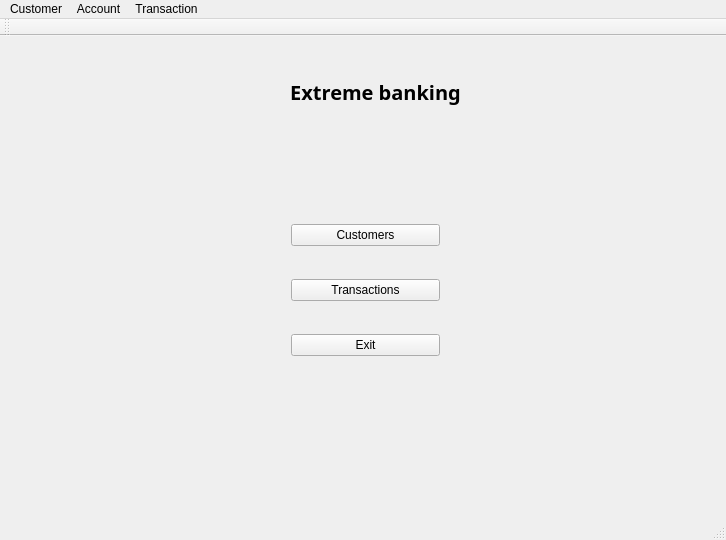
First picture: the form in mainwindow.ui, repository jonathansaetre/BankSystem, before the edit.
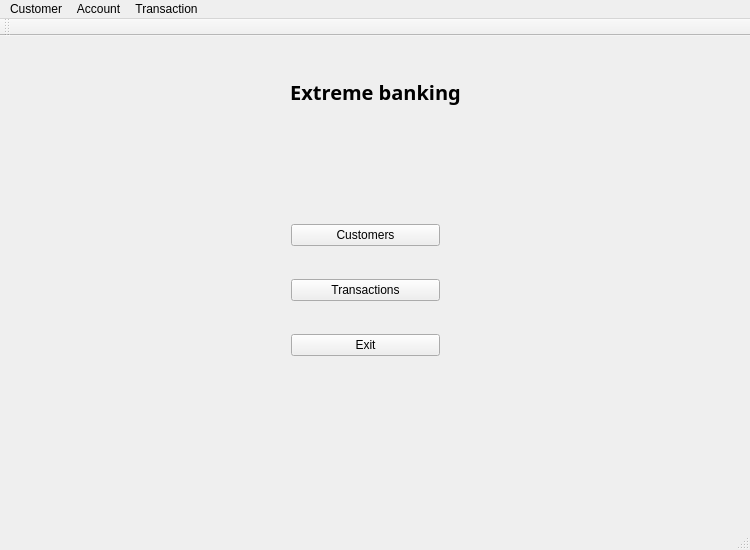
Second picture: the form after the edit.

```diff
--- a/mainwindow.ui
+++ b/mainwindow.ui
@@ -6,8 +6,8 @@
    <rect>
     <x>0</x>
     <y>0</y>
-    <width>726</width>
-    <height>540</height>
+    <width>750</width>
+    <height>550</height>
    </rect>
   </property>
   <property name="windowTitle">
@@ -79,8 +79,8 @@
     <rect>
      <x>0</x>
      <y>0</y>
-     <width>726</width>
-     <height>22</height>
+     <width>750</width>
+     <height>21</height>
     </rect>
    </property>
    <property name="nativeMenuBar">
```
